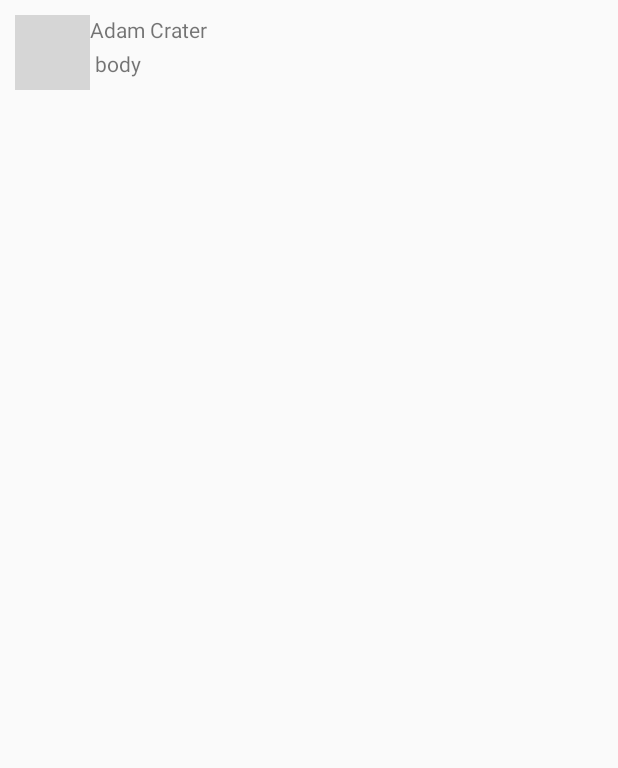
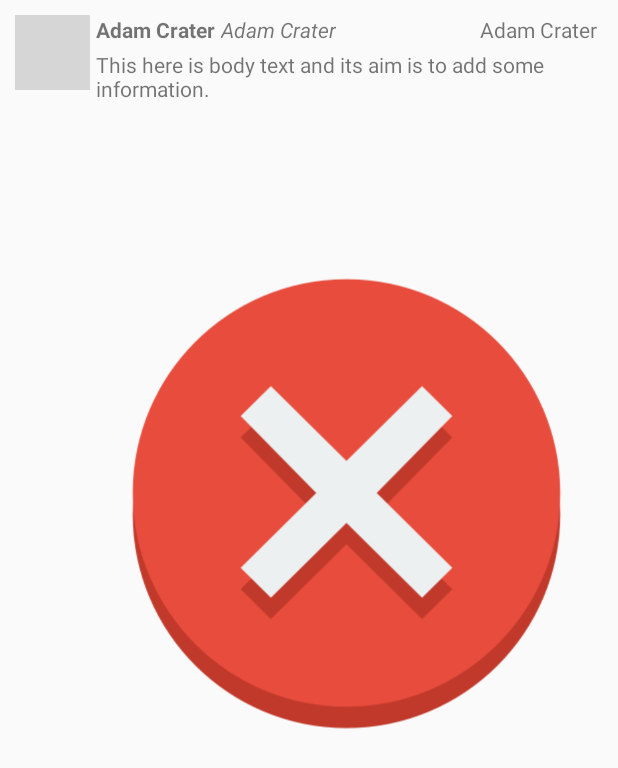
Before and after one commit to dhs43/TwitterClone, an Android app: the layout item_tweet.xml on its own in the app's theme, with its tools: preview values and no code run, on a phone screen of 412 x 824 dp. Shown: the top 768 px of the screen. Run offline under Robolectric (Android 15) with nearby library versions, the phone set to English and light mode, and no system bars; grey boxes are pictures that could not be loaded.

Commit message:
Images now load

```diff
--- a/app/src/main/AndroidManifest.xml
+++ b/app/src/main/AndroidManifest.xml
@@ -10,7 +10,7 @@
     <application
         android:name=".TwitterApp"
         android:allowBackup="true"
-        android:icon="@drawable/ic_launcher"
+        android:icon="@drawable/app_icon"
         android:label="@string/app_name"
         android:theme="@style/AppTheme"
         android:usesCleartextTraffic="true">
--- a/app/src/main/res/layout/item_tweet.xml
+++ b/app/src/main/res/layout/item_tweet.xml
@@ -16,21 +16,59 @@
         tools:srcCompat="@tools:sample/avatars" />
 
     <TextView
+        android:id="@+id/tvName"
+        android:layout_width="wrap_content"
+        android:layout_height="wrap_content"
+        android:textStyle="bold"
+        app:layout_constraintLeft_toRightOf="@id/ivProfileImage"
+        app:layout_constraintTop_toTopOf="parent"
+        tools:text="Adam Crater"
+        android:paddingLeft="4dp"/>
+
+    <TextView
         android:id="@+id/tvScreenName"
         android:layout_width="wrap_content"
         android:layout_height="wrap_content"
-        android:text="TextView"
-        app:layout_constraintLeft_toRightOf="@id/ivProfileImage"
+        android:textStyle="italic"
+        app:layout_constraintLeft_toRightOf="@id/tvName"
         app:layout_constraintTop_toTopOf="parent"
-        tools:text="Adam Crater"/>
+        tools:text="Adam Crater"
+        android:paddingLeft="4dp"/>
 
     <TextView
-        android:id="@+id/tvBody"
+        android:id="@+id/tvCreatedAt"
         android:layout_width="wrap_content"
         android:layout_height="wrap_content"
+        app:layout_constraintRight_toRightOf="parent"
+        app:layout_constraintTop_toTopOf="parent"
+        tools:text="Adam Crater"
+        android:paddingRight="4dp"/>
+
+    <android.support.constraint.ConstraintLayout xmlns:android="http://schemas.android.com/apk/res/android"
+        xmlns:tools="http://schemas.android.com/tools"
+        android:id="@+id/contentContainer"
+        android:layout_width="match_parent"
+        android:layout_height="wrap_content"
         app:layout_constraintTop_toBottomOf="@id/tvScreenName"
-        app:layout_constraintLeft_toRightOf="@id/ivProfileImage"
-        android:text="body"
-        android:padding="3dp"/>
+        xmlns:app="http://schemas.android.com/apk/res-auto"
+        android:layout_marginLeft="50dp">
+
+        <TextView
+            android:id="@+id/tvBody"
+            android:layout_width="wrap_content"
+            android:layout_height="wrap_content"
+            app:layout_constraintTop_toTopOf="parent"
+            app:layout_constraintLeft_toLeftOf="parent"
+            android:text="This here is body text and its aim is to add some information."
+            android:padding="4dp"/>
+
+        <ImageView
+            android:id="@+id/ivMedia"
+            android:layout_width="match_parent"
+            android:layout_height="wrap_content"
+            app:layout_constraintLeft_toLeftOf="parent"
+            app:layout_constraintTop_toBottomOf="@id/tvBody"
+            tools:srcCompat="@drawable/error" />
+    </android.support.constraint.ConstraintLayout>
 
 </android.support.constraint.ConstraintLayout>
```
Also changed, not shown: app/src/main/java/com/codepath/apps/restclienttemplate/TimelineActivity.java (+46 -4 lines), app/src/main/java/com/codepath/apps/restclienttemplate/TweetsAdapter.java (+41 -4 lines), app/src/main/java/com/codepath/apps/restclienttemplate/TwitterClient.java (+10 -0 lines), app/src/main/java/com/codepath/apps/restclienttemplate/models/Tweet.java (+25 -0 lines), app/src/main/res/layout/activity_timeline.xml (+8 -0 lines), app/src/main/res/drawable-mdpi/app_icon.png (added), 1 other file.
